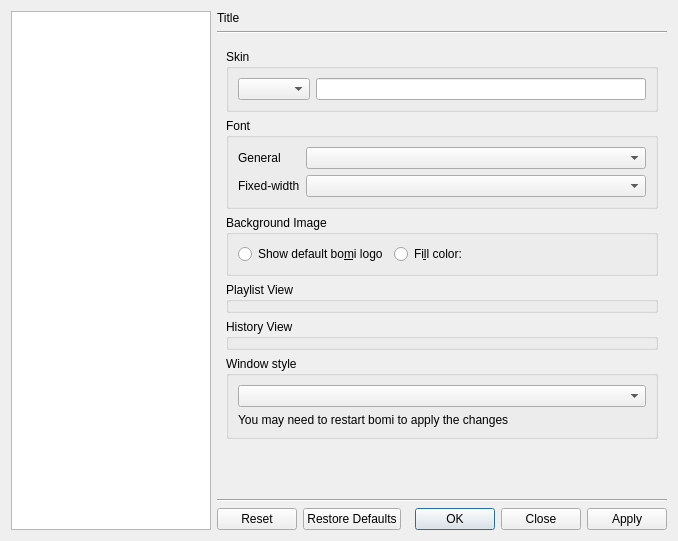
Old version of the form src/bomi/ui/prefdialog.ui in the repository bylee20/bomi.
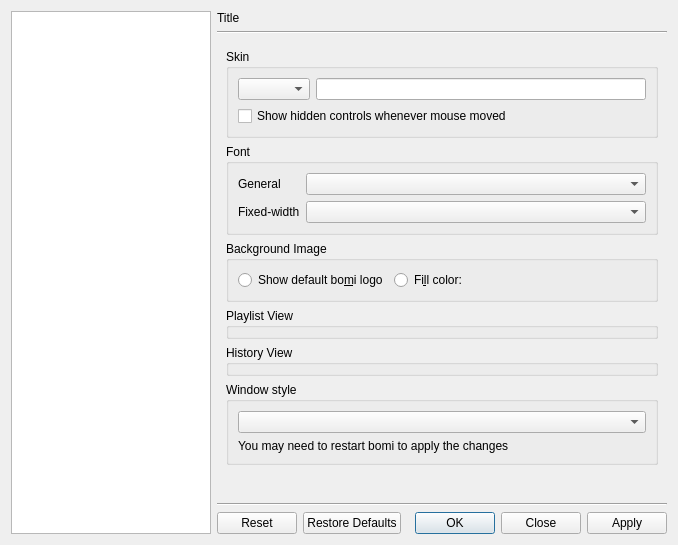
New version of the form. The open tabs and pages were chosen to show the change. Icons and pictures are not drawn. Custom widgets are drawn as their Qt base class.

Commit message:
* New: 'Show hidden controls whenever mouse moved' option in preferences (#264)
This option is turned on by default which corresponds the current behavior so far.
If this is turned off, hidden controls will be visible only if mouse hovers controls.

Patch:
```diff
--- a/src/bomi/ui/prefdialog.ui
+++ b/src/bomi/ui/prefdialog.ui
@@ -7,7 +7,7 @@
     <x>0</x>
     <y>0</y>
     <width>678</width>
-    <height>541</height>
+    <height>545</height>
    </rect>
   </property>
   <property name="styleSheet">
@@ -2173,6 +2173,13 @@
               </item>
              </layout>
             </item>
+            <item>
+             <widget class="QCheckBox" name="show_controls_when_mouse_moved">
+              <property name="text">
+               <string>Show hidden controls whenever mouse moved</string>
+              </property>
+             </widget>
+            </item>
            </layout>
           </widget>
          </item>
```
Left out of the diff: 2 changed lines with no effect on the pictures. The commit also changes 5 other files.
